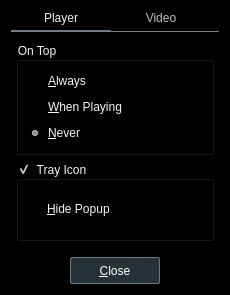
Before: the Qt Designer form src/ui/preferencesdialog.ui in u8sand/Baka-MPlayer, drawn with Qt 5.
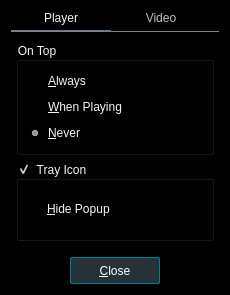
After: the same form once the commit is applied.

```diff
--- a/src/ui/preferencesdialog.ui
+++ b/src/ui/preferencesdialog.ui
@@ -335,7 +335,7 @@
 	min-height: 25px;
 }
 QPushButton:default {
-	border: 1px solid #607d8b;
+	border: 1px solid #008098;
 }
 QPushButton:pressed {
     background: #607d8b;
```
Left out of the diff: 2 changed lines with no effect on the pictures.
